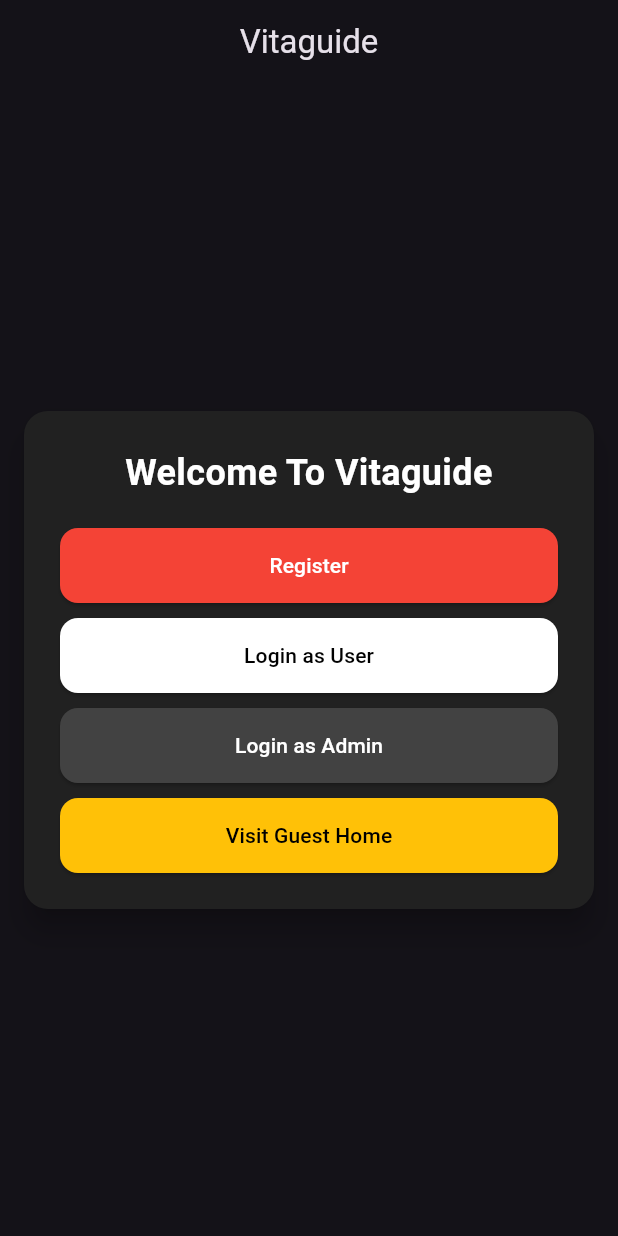
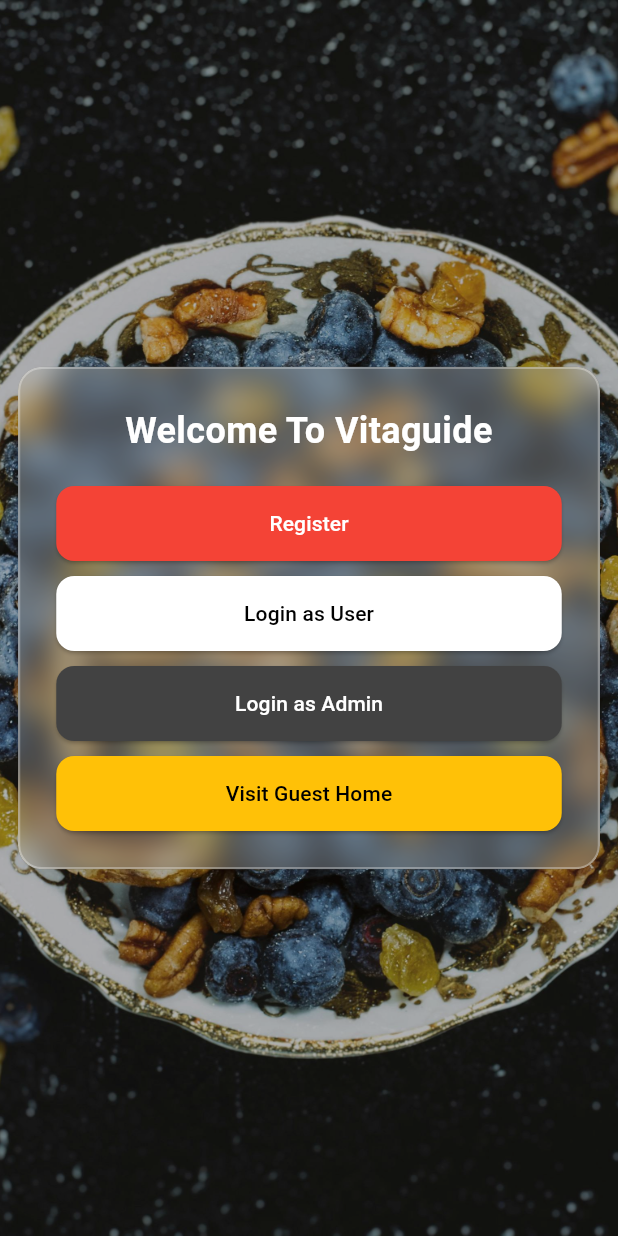
Before and after one commit to AKA-Akhil/vitaguide, a Flutter app: the screen it shows after launch, on a phone screen of 412 x 824 dp. Run offline on Flutter 3.47's test engine with Material 3 defaults, Android fonts, the phone set to English and light mode, and no system bars.

Commit message:
updated login page

```diff
--- a/vapp/lib/pages/landing.dart
+++ b/vapp/lib/pages/landing.dart
@@ -1,28 +1,46 @@
+import 'dart:ui';
 import 'package:flutter/material.dart';
 
 class VitaguideLandingPage extends StatelessWidget {
   @override
   Widget build(BuildContext context) {
     return Scaffold(
-      appBar: AppBar(
-        title: Text("Vitaguide"),
-        centerTitle: true,
+      body: Stack(
+        children: [
+          // Background Image
+          Positioned.fill(
+            child: Image.asset(
+              'assets/images/bgr3 .jpg', // Ensure this path matches your asset's location
+              fit: BoxFit.cover,
             ),
-      body: Center(
+          ),
+          // Semi-transparent overlay for glass effect
+          Positioned.fill(
+            child: Container(
+              color: Colors.black.withOpacity(0.3),
+            ),
+          ),
+          Center(
             child: Container(
               margin: const EdgeInsets.symmetric(horizontal: 12.0),
-          child: Card(
-            color: Colors.grey[900],
-            shape: RoundedRectangleBorder(
+              child: ClipRRect(
+                borderRadius: BorderRadius.circular(16), // Same radius as Card
+                child: BackdropFilter(
+                  filter: ImageFilter.blur(sigmaX: 10.0, sigmaY: 10.0),
+                  child: Container(
+                    decoration: BoxDecoration(
+                      color: Colors.white.withOpacity(0.2), // Translucent white for glass effect
                       borderRadius: BorderRadius.circular(16),
+                      border: Border.all(
+                        color: Colors.white.withOpacity(0.3),
+                        width: 1.5,
                       ),
-            elevation: 8,
+                    ),
                     child: Padding(
                       padding: const EdgeInsets.all(24.0),
                       child: Column(
                         mainAxisSize: MainAxisSize.min,
                         children: [
-
                           Text(
                             "Welcome To Vitaguide",
                             style: TextStyle(
@@ -33,7 +51,6 @@
                             textAlign: TextAlign.center,
                           ),
                           SizedBox(height: 20),
-
 
                           ElevatedButton(
                             onPressed: () {},
@@ -92,6 +109,10 @@
                   ),
                 ),
               ),
+            ),
+          ),
+        ],
+      ),
     );
   }
 }
--- a/vapp/pubspec.yaml
+++ b/vapp/pubspec.yaml
@@ -59,8 +59,8 @@
   uses-material-design: true
 
   # To add assets to your application, add an assets section, like this:
-  # assets:
-  #   - images/a_dot_burr.jpeg
+  assets:
+     - assets/images/bgr3 .jpg
   #   - images/a_dot_ham.jpeg
 
   # An image asset can refer to one or more resolution-specific "variants", see
```
Also changed, not shown: vapp/assets/images/bgr3 .jpg (added). Lines whose indentation alone changed are shown as unchanged.
